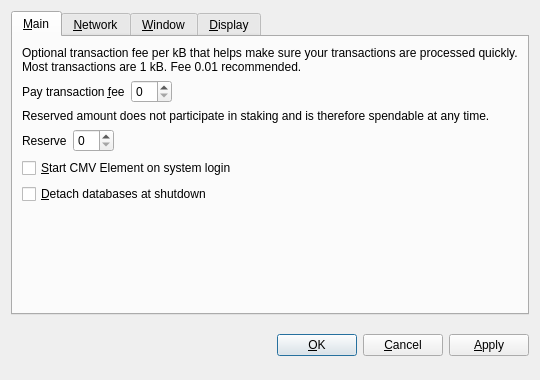
Old version of the form src/qt/forms/optionsdialog.ui in the repository freakcoderz/CMVElement.
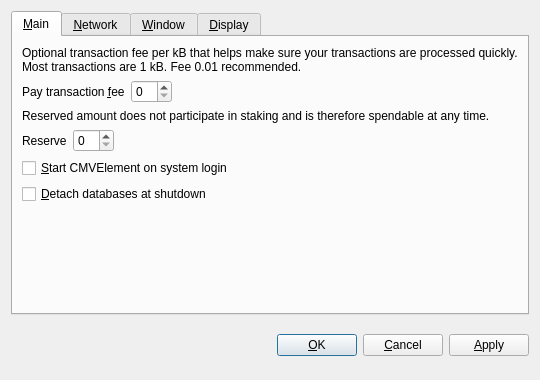
New version of the form. Custom widgets are drawn as their Qt base class.

```diff
--- a/src/qt/forms/optionsdialog.ui
+++ b/src/qt/forms/optionsdialog.ui
@@ -128,7 +128,7 @@
           <string>Automatically start CMV Element after logging in to the system.</string>
          </property>
          <property name="text">
-          <string>&amp;Start CMV Element on system login</string>
+          <string>&amp;Start CMVElement on system login</string>
          </property>
         </widget>
        </item>
```
Left out of the diff: 10 changed lines with no effect on the pictures.
